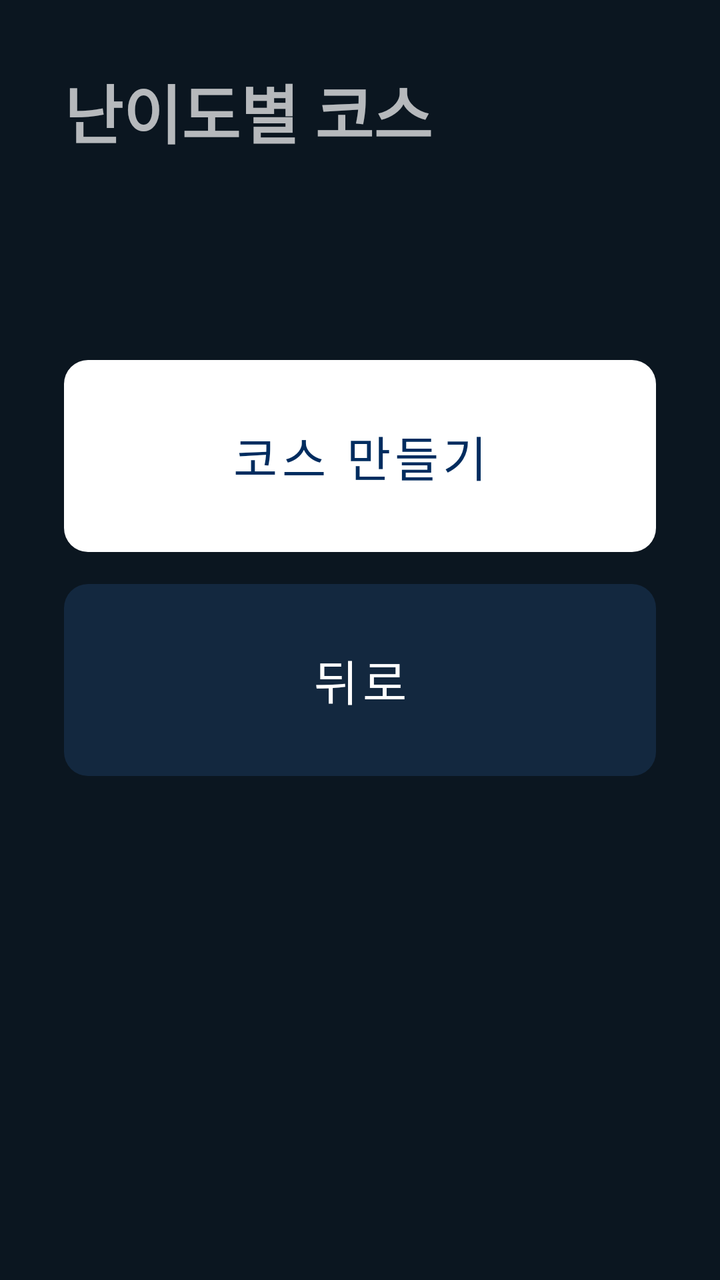
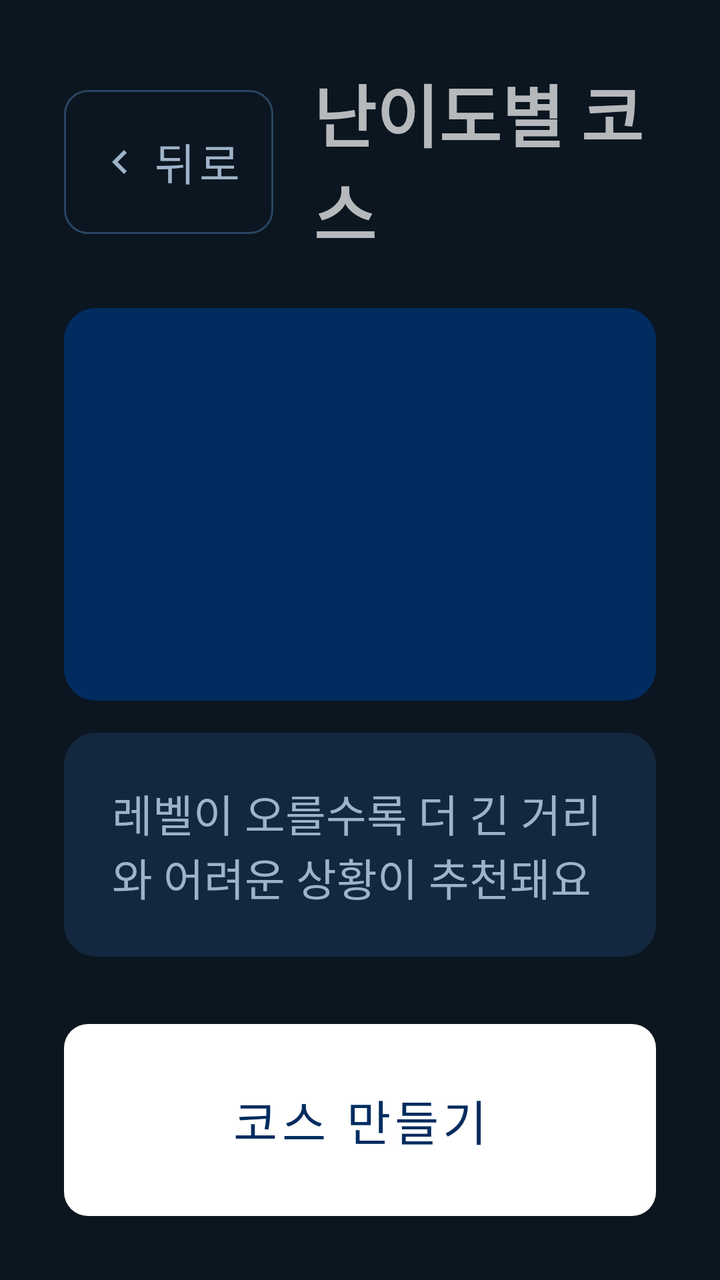

The first picture is an Android layout as it rendered before a commit; the second is the same layout after the commit. The layout source and the unified diff follow.
<!-- AndroidManifest.xml: application theme Theme.Jeonunbochocar -->
<!-- res/layout/screen_level.xml -->
<?xml version="1.0" encoding="utf-8"?>
<LinearLayout xmlns:android="http://schemas.android.com/apk/res/android"
    android:layout_width="match_parent"
    android:layout_height="match_parent"
    android:orientation="vertical"
    android:padding="32dp">

    <TextView
        android:layout_width="wrap_content"
        android:layout_height="wrap_content"
        android:text="난이도별 코스"
        android:textSize="32sp"
        android:textStyle="bold" />

    <TextView
        android:id="@+id/levelRecommend"
        android:layout_width="wrap_content"
        android:layout_height="wrap_content"
        android:layout_marginTop="32dp"
        android:textSize="28sp" />

    <Button
        android:id="@+id/btnNext"
        style="@style/Jb.Button.Primary"
        android:layout_width="match_parent"
        android:layout_height="96dp"
        android:layout_marginTop="32dp"
        android:text="코스 만들기"
        android:textSize="24sp" />

    <Button
        android:id="@+id/btnBack"
        android:layout_width="match_parent"
        android:layout_height="96dp"
        android:layout_marginTop="16dp"
        android:text="뒤로"
        android:textSize="24sp" />
</LinearLayout>
<!-- resources referenced by this layout -->
<resources>
  <style name="Jb.Button.Primary">
          <item name="backgroundTint">@color/white</item>
          <item name="android:textColor">@color/jb_navy</item>
      </style>
  <style name="Theme.Jeonunbochocar" parent="Theme.MaterialComponents.NoActionBar">
          <item name="colorPrimary">@color/jb_accent</item>
          <item name="colorPrimaryVariant">@color/jb_navy</item>
          <item name="colorOnPrimary">@color/jb_background</item>
          <item name="colorSecondary">@color/jb_accent</item>
          <item name="colorOnSecondary">@color/jb_background</item>
          <item name="android:windowBackground">@color/jb_background</item>
          <item name="android:statusBarColor">@color/jb_background</item>
          <item name="materialButtonStyle">@style/Jb.Button</item>
      </style>
  <color name="white">#FFFFFFFF</color>
  <color name="jb_navy">#002C5F</color>
  <color name="jb_accent">#00AAD2</color>
  <color name="jb_background">#0B1620</color>
  <style name="Jb.Button" parent="Widget.MaterialComponents.Button.UnelevatedButton">
          <item name="backgroundTint">@color/jb_card</item>
          <item name="android:textColor">@color/white</item>
          <item name="android:textSize">24sp</item>
          <item name="cornerRadius">12dp</item>
          <item name="android:insetTop">0dp</item>
          <item name="android:insetBottom">0dp</item>
      </style>
  <color name="jb_card">#13283F</color>
</resources>

<!-- the commit's change to res/layout/screen_level.xml (unified diff, before → after) -->
@@ -1,38 +1,99 @@
 <?xml version="1.0" encoding="utf-8"?>
 <LinearLayout xmlns:android="http://schemas.android.com/apk/res/android"
+    xmlns:app="http://schemas.android.com/apk/res-auto"
     android:layout_width="match_parent"
     android:layout_height="match_parent"
     android:orientation="vertical"
     android:padding="32dp">
 
-    <TextView
-        android:layout_width="wrap_content"
+    <LinearLayout
+        android:layout_width="match_parent"
         android:layout_height="wrap_content"
-        android:text="난이도별 코스"
-        android:textSize="32sp"
-        android:textStyle="bold" />
+        android:gravity="center_vertical"
+        android:orientation="horizontal">
 
-    <TextView
-        android:id="@+id/levelRecommend"
-        android:layout_width="wrap_content"
-        android:layout_height="wrap_content"
-        android:layout_marginTop="32dp"
-        android:textSize="28sp" />
+        <Button
+            android:id="@+id/btnBack"
+            style="@style/Jb.Button.Back"
+            android:layout_width="wrap_content"
+            android:layout_height="72dp"
+            android:layout_marginEnd="20dp"
+            android:text="뒤로" />
+
+        <TextView
+            android:layout_width="wrap_content"
+            android:layout_height="wrap_content"
+            android:text="난이도별 코스"
+            android:textSize="34sp"
+            android:textStyle="bold" />
+    </LinearLayout>
+
+    <ScrollView
+        android:layout_width="match_parent"
+        android:layout_height="0dp"
+        android:layout_marginTop="24dp"
+        android:layout_weight="1">
+
+        <LinearLayout
+            android:id="@+id/screenContent"
+            android:layout_width="match_parent"
+            android:layout_height="wrap_content"
+            android:orientation="vertical">
+
+            <LinearLayout
+                android:layout_width="match_parent"
+                android:layout_height="wrap_content"
+                android:layout_marginTop="0dp"
+                android:background="@drawable/bg_level_card"
+                android:orientation="vertical"
+                android:padding="24dp">
+
+                <TextView
+                    android:id="@+id/levelRecTitle"
+                    android:layout_width="wrap_content"
+                    android:layout_height="wrap_content"
+                    android:textColor="@color/jb_on_navy_secondary"
+                    android:textSize="22sp" />
+
+                <TextView
+                    android:id="@+id/levelRecDistance"
+                    android:layout_width="wrap_content"
+                    android:layout_height="wrap_content"
+                    android:layout_marginTop="4dp"
+                    android:textSize="56sp"
+                    android:textStyle="bold" />
+
+                <TextView
+                    android:id="@+id/levelRecElements"
+                    android:layout_width="wrap_content"
+                    android:layout_height="wrap_content"
+                    android:textSize="30sp"
+                    android:textStyle="bold" />
+            </LinearLayout>
+            <LinearLayout
+                android:layout_width="match_parent"
+                android:layout_height="wrap_content"
+                android:layout_marginTop="16dp"
+                android:background="@drawable/bg_card"
+                android:orientation="vertical"
+                android:padding="24dp">
+
+                <TextView
+                    android:layout_width="wrap_content"
+                    android:layout_height="wrap_content"
+                    android:layout_marginTop="0dp"
+                    android:text="레벨이 오를수록 더 긴 거리와 어려운 상황이 추천돼요"
+                    android:textColor="@color/jb_text_secondary"
+                    android:textSize="22sp" />
+            </LinearLayout>
+        </LinearLayout>
+    </ScrollView>
 
     <Button
         android:id="@+id/btnNext"
         style="@style/Jb.Button.Primary"
         android:layout_width="match_parent"
         android:layout_height="96dp"
-        android:layout_marginTop="32dp"
-        android:text="코스 만들기"
-        android:textSize="24sp" />
-
-    <Button
-        android:id="@+id/btnBack"
-        android:layout_width="match_parent"
-        android:layout_height="96dp"
         android:layout_marginTop="16dp"
-        android:text="뒤로"
-        android:textSize="24sp" />
+        android:text="코스 만들기" />
 </LinearLayout>
<!-- resource entries referenced after the edit -->
@@ -1,5 +1,30 @@
 <!-- resources referenced by this layout -->
 <resources>
+  <color name="jb_on_navy_secondary">#B9D3EA</color>
+  <color name="jb_text_secondary">#9FB3C8</color>
+  <!-- drawable bg_card (drawable) -->
+  <?xml version="1.0" encoding="utf-8"?>
+  <shape xmlns:android="http://schemas.android.com/apk/res/android">
+      <solid android:color="@color/jb_card" />
+      <corners android:radius="16dp" />
+  </shape>
+  <!-- drawable bg_level_card (drawable) -->
+  <?xml version="1.0" encoding="utf-8"?>
+  <shape xmlns:android="http://schemas.android.com/apk/res/android">
+      <solid android:color="@color/jb_navy" />
+      <corners android:radius="16dp" />
+  </shape>
+  <style name="Jb.Button.Back" parent="Widget.MaterialComponents.Button.OutlinedButton">
+          <item name="strokeColor">@color/jb_outline</item>
+          <item name="android:textColor">@color/jb_text_secondary</item>
+          <item name="android:textSize">22sp</item>
+          <item name="cornerRadius">12dp</item>
+          <item name="icon">@drawable/ic_chevron_left</item>
+          <item name="iconTint">@color/jb_text_secondary</item>
+          <item name="android:minHeight">72dp</item>
+          <item name="android:insetTop">0dp</item>
+          <item name="android:insetBottom">0dp</item>
+      </style>
   <style name="Jb.Button.Primary">
           <item name="backgroundTint">@color/white</item>
           <item name="android:textColor">@color/jb_navy</item>
@@ -16,6 +41,18 @@
       </style>
   <color name="white">#FFFFFFFF</color>
   <color name="jb_navy">#002C5F</color>
+  <color name="jb_outline">#2A4560</color>
+  <!-- drawable ic_chevron_left (drawable) -->
+  <?xml version="1.0" encoding="utf-8"?>
+  <vector xmlns:android="http://schemas.android.com/apk/res/android"
+      android:width="24dp"
+      android:height="24dp"
+      android:viewportWidth="24"
+      android:viewportHeight="24">
+      <path
+          android:fillColor="#FFFFFFFF"
+          android:pathData="M15.41,7.41L14,6l-6,6 6,6 1.41,-1.41L10.83,12z" />
+  </vector>
   <color name="jb_accent">#00AAD2</color>
   <color name="jb_background">#0B1620</color>
   <style name="Jb.Button" parent="Widget.MaterialComponents.Button.UnelevatedButton">
